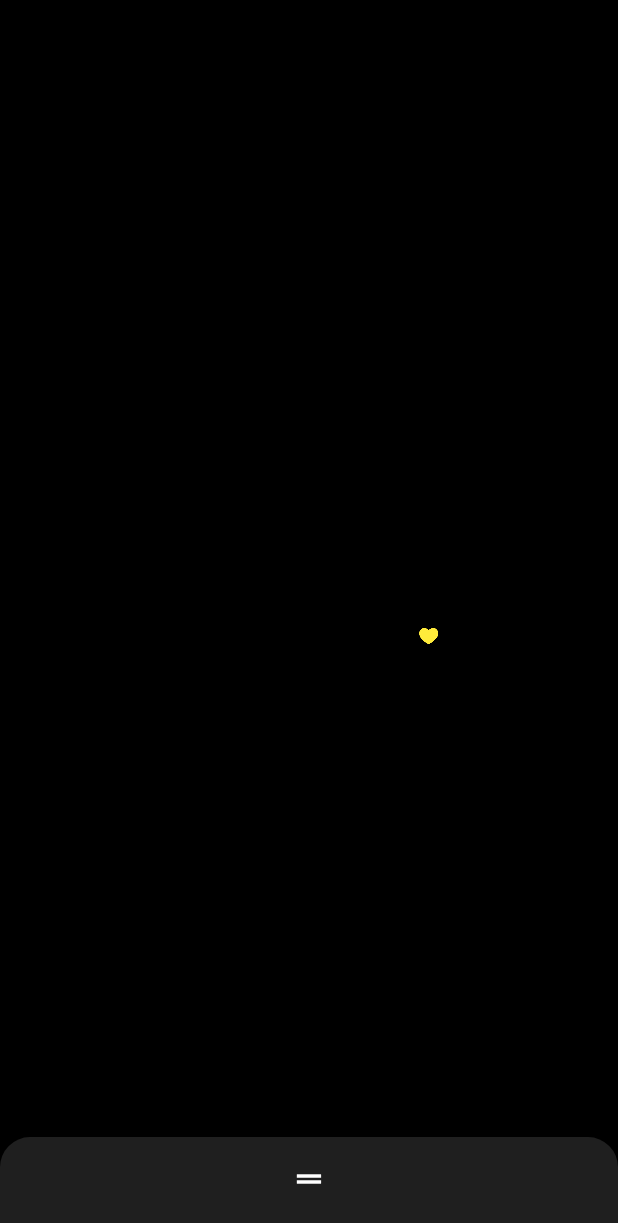
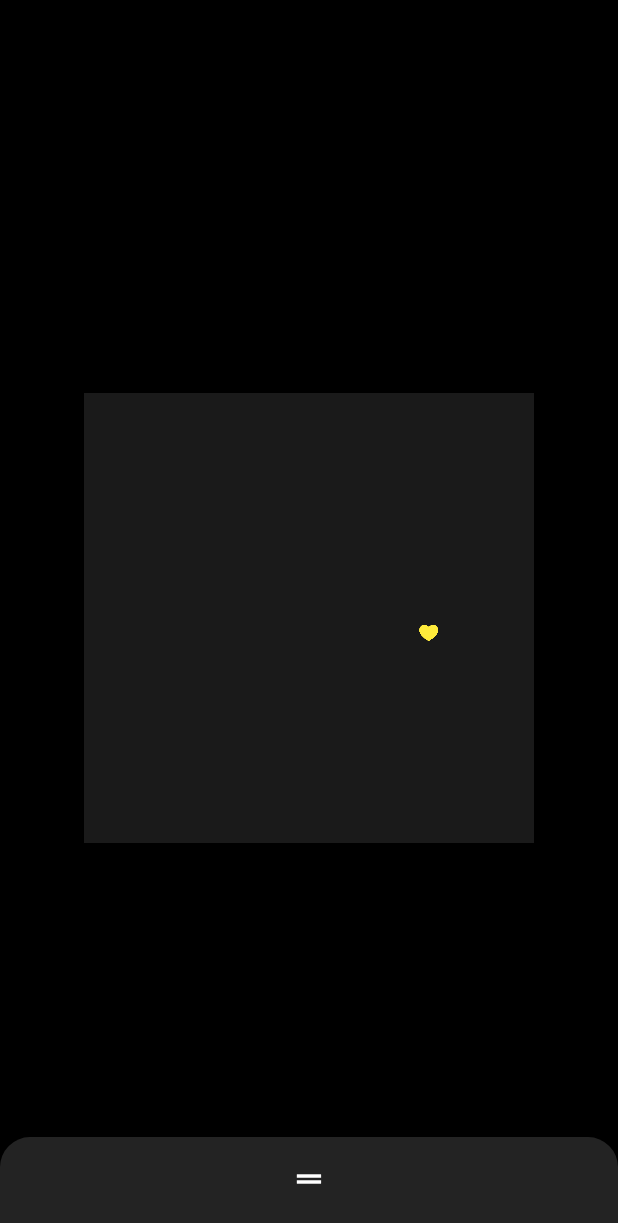
Before and after one commit to saginbajracharya/ultimate_particle_fx, a Flutter app: the screen it shows after launch, on a phone screen of 412 x 824 dp. Shown: the top 1223 px of the screen. Run offline on Flutter 3.47's test engine with Material 3 defaults, Android fonts, the phone set to English and light mode, and no system bars.

Commit message:
[fix]::issue

```diff
--- a/example/lib/main.dart
+++ b/example/lib/main.dart
@@ -67,7 +67,7 @@
   SpawnPosition _spawnPosition = SpawnPosition.random;
   MovementDirection _movementDirection = MovementDirection.random;
   double _spawnWidth = 300;
-  double _spawnHeight = 00;
+  double _spawnHeight = 300;
   double _velocityX = 0;
   double _velocityY = 0;
   double lifespan = 500;
@@ -143,7 +143,7 @@
               return Container(
                 padding: const EdgeInsets.all(16.0),
                 decoration: const BoxDecoration(
-                  color: Colors.white12,
+                  color: Color.fromARGB(104, 86, 86, 86),
                   borderRadius: BorderRadius.vertical(top: Radius.circular(20.0)),
                 ),
                 child: SingleChildScrollView(
--- a/lib/ultimate_particle_fx.dart
+++ b/lib/ultimate_particle_fx.dart
@@ -40,7 +40,7 @@
     this.neverEnding = false,
     this.child = const SizedBox(),
     this.width = 300,
-    this.height = 300,
+    this.height = 600,
     this.position = const Offset(0, 0),
     this.velocity = const Offset(1,1),
     this.colors = const [Colors.black,Colors.red,Colors.blue],
```
Also changed, not shown: example/assets/images/bg.png (added), example/assets/images/bg2.jpg (added).
